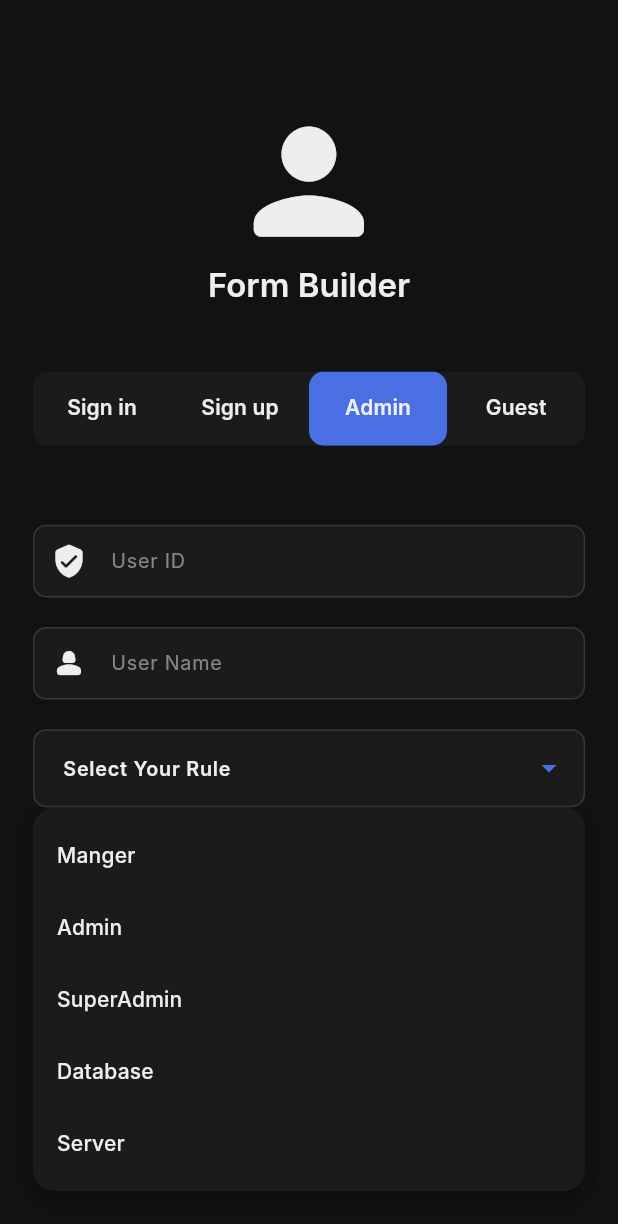
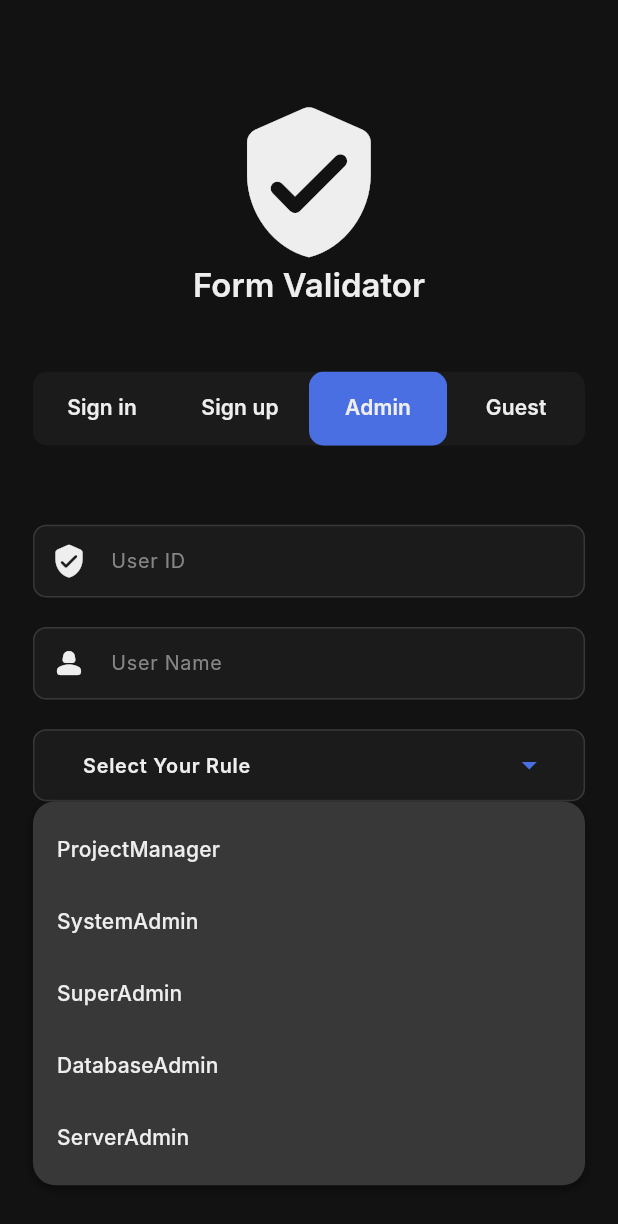
Before and after one commit to eslammongy/Advanced-Form-Builder, a Flutter app: the screen it shows after launch, tab 3 chosen, after a tap on "Select Your Rule", on a phone screen of 412 x 824 dp. Shown: the top 1224 px of the screen. Run offline on Flutter 3.47's test engine with Material 3 defaults, Android fonts, the phone set to English and light mode, and no system bars; our stand-ins replace dropdown_button2, flutter_riverpod, riverpod; Roboto replaces fonts that are missing (Inter).

Commit message:
finish missing validation for the admin form

```diff
--- a/lib/form_builder/controllers/admin_form_notifier.dart
+++ b/lib/form_builder/controllers/admin_form_notifier.dart
@@ -1,4 +1,4 @@
-
+import 'package:flutter/material.dart';
 import 'package:flutter_riverpod/flutter_riverpod.dart';
 import 'package:form_builder/form_builder/controllers/form_state.dart';
 import 'package:form_builder/utils/form_validators.dart';
@@ -9,7 +9,11 @@ class AdminFormNotifier extends StateNotifier<AdminFormState> {
   void updateUserName(String value) {
     final error = FormValidators.validateUserName(value);
     state = state.copyWith(
-      userName: MainFormField(value: value, error: error, isValid: error == null),
+      userName: MainFormField(
+        value: value,
+        error: error,
+        isValid: error == null,
+      ),
     );
     _validateForm();
   }
@@ -22,11 +26,16 @@ class AdminFormNotifier extends StateNotifier<AdminFormState> {
     _validateForm();
   }
 
-  void updateRule(String value) {
+  void updateRule(String? value) {
     final error = FormValidators.validateRule(value);
     state = state.copyWith(
-      rule: MainFormField(value: value, error: error, isValid: error == null),
+      rule: MainFormField(
+        value: value ?? "",
+        error: error,
+        isValid: error == null,
+      ),
     );
+    debugPrint("Is valid: ${state.rule.isValid}");
     _validateForm();
   }
 
--- a/lib/form_builder/controllers/main_form_notifier.dart
+++ b/lib/form_builder/controllers/main_form_notifier.dart
@@ -5,15 +5,6 @@ import 'package:form_builder/form_builder/controllers/signin_form_notifier.dart'
 import 'package:form_builder/form_builder/controllers/signup_form_notifier.dart';
 import 'package:riverpod/riverpod.dart';
 
-class MainFormNotifier extends StateNotifier<MainFormState> {
-  MainFormNotifier() : super(const MainFormState());
-
-  void setFormType(FormType formType) {
-    state = state.copyWith(currentFormType: formType);
-  }
-
-  FormType get currentFormType => state.currentFormType;
-}
 
 // Provider instances for each form type
 final signInFormProvider =
@@ -35,9 +26,3 @@ final adminFormProvider =
     StateNotifierProvider<AdminFormNotifier, AdminFormState>((ref) {
       return AdminFormNotifier();
     });
-
-final mainFormProvider = StateNotifierProvider<MainFormNotifier, MainFormState>(
-  (ref) {
-    return MainFormNotifier();
-  },
-);
--- a/lib/form_builder/widgets/app_tab_bar.dart
+++ b/lib/form_builder/widgets/app_tab_bar.dart
@@ -1,5 +1,4 @@
 import 'package:flutter/material.dart';
-import 'package:form_builder/form_builder/widgets/tab_bar_item.dart';
 import 'package:form_builder/theme/app_strings.dart';
 import 'package:form_builder/utils/app_extensions.dart';
 import 'package:form_builder/utils/sizer_util.dart';
@@ -26,14 +25,26 @@ class AppTabBar extends StatelessWidget {
             labelColor: Colors.white,
             unselectedLabelColor: context.customColors.textPrimary,
             tabs: [
-              TabItem(title: AppStrings.signIN),
-              TabItem(title: AppStrings.signUp),
-              TabItem(title: AppStrings.admin),
-              TabItem(title: AppStrings.guest),
+              buildTabItem(context, AppStrings.signIN),
+              buildTabItem(context, AppStrings.signUp),
+              buildTabItem(context, AppStrings.admin),
+              buildTabItem(context, AppStrings.guest),
             ],
           ),
         ),
       ),
     );
   }
+
+  Tab buildTabItem(BuildContext context, String title) {
+    return Tab(
+      child: Text(
+        title,
+        overflow: TextOverflow.ellipsis,
+        style: context.textTheme.titleSmall?.copyWith(
+          fontWeight: FontWeight.w600,
+        ),
+      ),
+    );
+  }
 }
--- a/lib/form_builder/widgets/home_screen.dart
+++ b/lib/form_builder/widgets/home_screen.dart
@@ -12,7 +12,6 @@ class HomeScreen extends StatelessWidget {
 
   @override
   Widget build(BuildContext context) {
-
     return Scaffold(
       body: SafeArea(
         minimum: EdgeInsets.only(
@@ -26,8 +25,8 @@ class HomeScreen extends StatelessWidget {
           child: Column(
             mainAxisAlignment: MainAxisAlignment.start,
             children: [
-              Icon(Icons.person_rounded, size: 100.h),
-              Text("Form Builder", style: context.textTheme.titleLarge),
+              Icon(Icons.verified_user_rounded, size: 100.h),
+              Text("Form Validator", style: context.textTheme.titleLarge),
               SizerUtil.gapH(40),
               const AppTabBar(),
               SizerUtil.gapH(40),
--- a/lib/form_builder/widgets/rule_dropdown_menu.dart
+++ b/lib/form_builder/widgets/rule_dropdown_menu.dart
@@ -5,35 +5,38 @@ import 'package:form_builder/form_builder/controllers/main_form_notifier.dart';
 import 'package:form_builder/theme/app_colors.dart';
 import 'package:form_builder/utils/app_extensions.dart';
 
-enum Rules { manger, admin, superAdmin, database, server }
-
-//create a string extension to convert first letter to uppercase
-extension StringExtension on String {
-  String get capitalize => '${this[0].toUpperCase()}${substring(1)}';
-}
-
 class RulesDropdownMenu extends StatelessWidget {
   const RulesDropdownMenu({super.key});
 
   @override
   Widget build(BuildContext context) {
-    Rules? selectedValue;
-
     return Consumer(
       builder: (context, ref, child) {
         final adminFormNotifier = ref.read(adminFormProvider.notifier);
-        return DropdownButtonFormField2<Rules>(
+        final adminFormState = ref.watch(adminFormProvider);
+        final rule = adminFormState.rule;
+        return DropdownButtonFormField2<SystemRole>(
           isExpanded: true,
-          decoration: buttonDecoration(),
+          decoration: InputDecoration(
+            enabledBorder: rule.isValid
+                ? context.theme.inputDecorationTheme.enabledBorder
+                : context.theme.inputDecorationTheme.enabledBorder?.copyWith(
+                    borderSide: BorderSide(color: context.colorScheme.error),
+                  ),
+          ),
           hint: Text(
             'Select Your Rule',
             style: context.textTheme.labelMedium?.copyWith(
               fontWeight: FontWeight.w600,
+              color: rule.isValid
+                  ? context.customColors.textPrimary
+                  : AppColors.errorDark,
             ),
           ),
-          items: Rules.values
+
+          items: SystemRole.values
               .map(
-                (item) => DropdownMenuItem<Rules>(
+                (item) => DropdownMenuItem<SystemRole>(
                   value: item,
                   child: Text(
                     item.name.capitalize,
@@ -43,18 +46,30 @@ class RulesDropdownMenu extends StatelessWidget {
               )
               .toList(),
           onChanged: (value) {
-            selectedValue = value;
-            adminFormNotifier.updateRule(selectedValue!.name);
+            adminFormNotifier.updateRule(value?.name);
+          },
+          onMenuStateChange: (isOpen) {
+            if (!isOpen && rule.value.isEmpty) {
+              adminFormNotifier.updateRule(null);
+            }
           },
           buttonStyleData: const ButtonStyleData(
             padding: EdgeInsets.only(right: 8),
           ),
-          iconStyleData: const IconStyleData(
-            icon: Icon(Icons.arrow_drop_down, color: AppColors.primaryDark),
+          iconStyleData: IconStyleData(
+            icon: Icon(
+              Icons.arrow_drop_down,
+              color: rule.isValid ? AppColors.primaryDark : AppColors.errorDark,
+            ),
             iconSize: 24,
           ),
           dropdownStyleData: DropdownStyleData(
-            decoration: BoxDecoration(borderRadius: BorderRadius.circular(15)),
+            elevation: 4,
+            decoration: BoxDecoration(
+              borderRadius: BorderRadius.circular(15),
+
+              color: context.customColors.borderColor,
+            ),
           ),
           menuItemStyleData: const MenuItemStyleData(
             padding: EdgeInsets.symmetric(horizontal: 16),
@@ -63,11 +78,16 @@ class RulesDropdownMenu extends StatelessWidget {
       },
     );
   }
+}
 
-  InputDecoration buttonDecoration() {
-    return InputDecoration(
-      contentPadding: const EdgeInsets.symmetric(vertical: 14),
-      border: OutlineInputBorder(borderRadius: BorderRadius.circular(15)),
-    );
-  }
+enum SystemRole {
+  projectManager,
+  systemAdmin,
+  superAdmin,
+  databaseAdmin,
+  serverAdmin,
 }
+
+extension StringExtension on String {
+  String get capitalize => '${this[0].toUpperCase()}${substring(1)}';
+}
--- a/lib/form_builder/widgets/tab_bar_item.dart
+++ /dev/null
@@ -1,27 +0,0 @@
-import 'package:flutter/material.dart';
-import 'package:form_builder/utils/app_extensions.dart';
-
-class TabItem extends StatelessWidget {
-  final String title;
-  // final FormType formType;
-
-  const TabItem({super.key, required this.title});
-
-  @override
-  Widget build(BuildContext context) {
-    return Tab(
-      child: Row(
-        mainAxisAlignment: MainAxisAlignment.center,
-        children: [
-          Text(
-            title,
-            overflow: TextOverflow.ellipsis,
-            style: context.textTheme.titleSmall?.copyWith(
-              fontWeight: FontWeight.w600,
-            ),
-          ),
-        ],
-      ),
-    );
-  }
-}
--- a/lib/main.dart
+++ b/lib/main.dart
@@ -15,7 +15,7 @@ class MyApp extends StatelessWidget {
   Widget build(BuildContext context) {
     SizerUtil.init(context);
     return MaterialApp(
-      title: "FormBuilder",
+      title: "FormValidator",
       theme: AppTheme.darkTheme,
       home: const HomeScreen(),
     );
```
